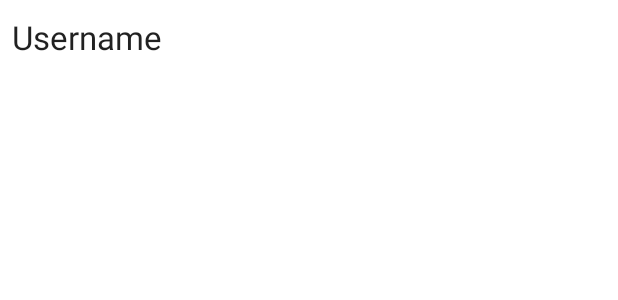
After one commit to eugeniafeng/Instagram, an Android app: the layout fragment_profile.xml on its own in the app's theme, with its tools: preview values and no code run, on a phone screen of 412 x 824 dp. The commit adds this screen. Shown: the top 300 px of the screen. Run offline under Robolectric (Android 15) with nearby library versions, the phone set to English and light mode, and no system bars.

Commit message:
Improved profile fragment display

```diff
--- a/app/src/main/java/com/example/instagram/fragments/FeedFragment.java
+++ b/app/src/main/java/com/example/instagram/fragments/FeedFragment.java
@@ -28,7 +28,7 @@ public class FeedFragment extends Fragment {
 
     private static final String TAG = "FeedFragment";
 
-    private FragmentFeedBinding binding;
+    protected FragmentFeedBinding binding;
     protected EndlessRecyclerViewScrollListener scrollListener;
     protected PostsAdapter adapter;
     protected List<Post> allPosts;
@@ -100,7 +100,7 @@ public class FeedFragment extends Fragment {
         });
     }
 
-    private void loadMore(RecyclerView view) {
+    protected void loadMore(RecyclerView view) {
         int currentSize = adapter.getItemCount();
         ParseQuery<Post> query = ParseQuery.getQuery(Post.class);
         query.include(Constants.KEY_USER);
--- /dev/null
+++ b/app/src/main/res/layout/fragment_profile.xml
@@ -0,0 +1,32 @@
+<?xml version="1.0" encoding="utf-8"?>
+<RelativeLayout xmlns:android="http://schemas.android.com/apk/res/android"
+    xmlns:tools="http://schemas.android.com/tools"
+    android:orientation="vertical"
+    android:layout_width="match_parent"
+    android:layout_height="match_parent">
+
+    <TextView
+        android:id="@+id/tvUsername"
+        android:layout_width="wrap_content"
+        android:layout_height="wrap_content"
+        android:layout_marginTop="10dp"
+        android:layout_marginStart="8dp"
+        android:textAppearance="@style/TextAppearance.AppCompat.Large"
+        tools:text="@string/username" />
+
+    <androidx.swiperefreshlayout.widget.SwipeRefreshLayout
+        android:id="@+id/swipeContainer"
+        android:layout_width="match_parent"
+        android:layout_height="match_parent"
+        android:layout_below="@+id/tvUsername"
+        android:layout_marginTop="20dp">
+
+        <androidx.recyclerview.widget.RecyclerView
+            android:id="@+id/rvPosts"
+            android:layout_width="match_parent"
+            android:layout_height="match_parent"
+            android:layout_centerInParent="true" />
+
+    </androidx.swiperefreshlayout.widget.SwipeRefreshLayout>
+
+</RelativeLayout>
```
Also changed, not shown: app/src/main/java/com/example/instagram/adapters/ProfileAdapter.java (added, +99 -0 lines), app/src/main/java/com/example/instagram/fragments/ProfileFragment.java (+91 -2 lines), app/src/main/res/layout/item_profile.xml (added, +16 -0 lines).
